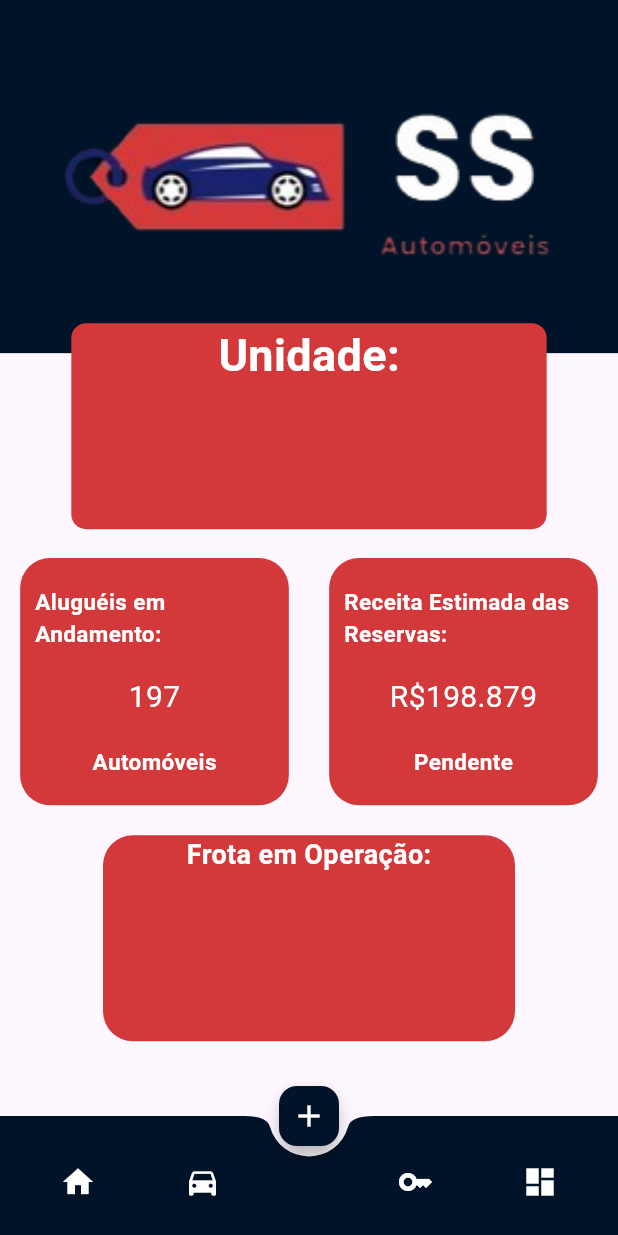
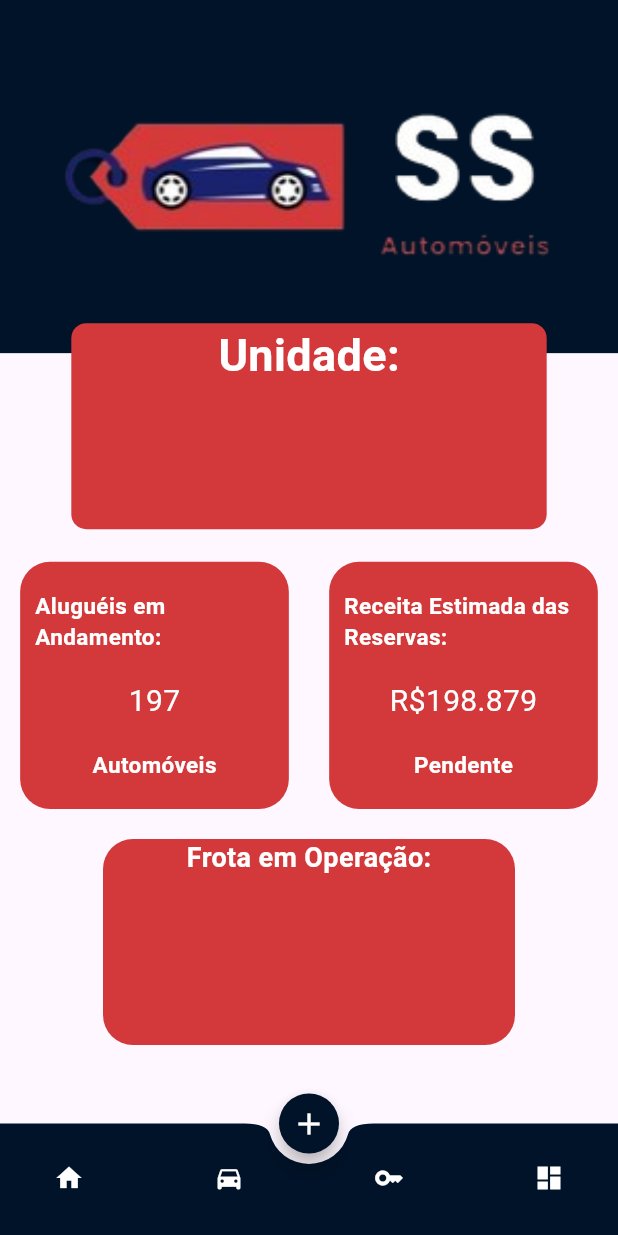
Before and after one commit to BernardoPeixer/SSAuto, a Flutter app: the screen it shows after launch, on a phone screen of 412 x 824 dp. Run offline on Flutter 3.47's test engine with Material 3 defaults, Android fonts, the phone set to English and light mode, and no system bars.

Commit message:
Atualização bottom navigation bar

```diff
--- a/lib/model/vehicleRegistrationState.dart
+++ b/lib/model/vehicleRegistrationState.dart
@@ -4,6 +4,8 @@ import 'package:provider/provider.dart';
 class VehicleRegistrationState with ChangeNotifier {
   bool isPressedYesButton = false;
   bool isPressedNoButton = false;
+
+
 
   void pressedNoButton() {
     isPressedNoButton = isPressedNoButton = true;
--- a/lib/view/homePage.dart
+++ b/lib/view/homePage.dart
@@ -156,38 +156,67 @@ class HomePage extends StatelessWidget {
           Icons.add,
           color: Colors.white,
         ),
+        shape: CircleBorder(),
       ),
-      bottomNavigationBar: BottomAppBar(
+      bottomNavigationBar: Container(
+        height: 75,
+        child: BottomAppBar(
           shape: const CircularNotchedRectangle(),
           notchMargin: 3,
           color: blue,
-        child: IconTheme(
-          data: const IconThemeData(color: Colors.white),
           child: Padding(
-            padding: const EdgeInsets.all(12.0),
+            padding: const EdgeInsets.symmetric(horizontal: 6.0,),
             child: Row(
               mainAxisAlignment: MainAxisAlignment.spaceBetween,
               children: [
+                Column(
+                  mainAxisAlignment: MainAxisAlignment.start,
+                  children: [
                     IconButton(
                       onPressed: () {},
-                  icon: const Icon(
-                    Icons.home,
+                      iconSize: 20,
+                      icon: const Icon(Icons.home),
+                      color: Colors.white,
                     ),
+
+                  ],
                 ),
+                Column(
+                  mainAxisAlignment: MainAxisAlignment.start,
+                  children: [
                     IconButton(
                       onPressed: () {},
+                      iconSize: 20,
                       icon: const Icon(Icons.directions_car),
+                      color: Colors.white,
                     ),
-                const SizedBox(
-                  width: 24,
+
+                  ],
                 ),
+
+                Column(
+                  mainAxisAlignment: MainAxisAlignment.start,
+                  children: [
                     IconButton(
                       onPressed: () {},
+                      iconSize: 20,
                       icon: const Icon(Icons.key),
+                      color: Colors.white,
                     ),
+
+                  ],
+                ),
+                Column(
+                  mainAxisAlignment: MainAxisAlignment.start,
+                  children: [
                     IconButton(
                       onPressed: () {},
+                      iconSize: 20,
                       icon: const Icon(Icons.dashboard),
+                      color: Colors.white,
+                    ),
+
+                  ],
                 ),
               ],
             ),
```
Lines whose indentation alone changed are shown as unchanged.
